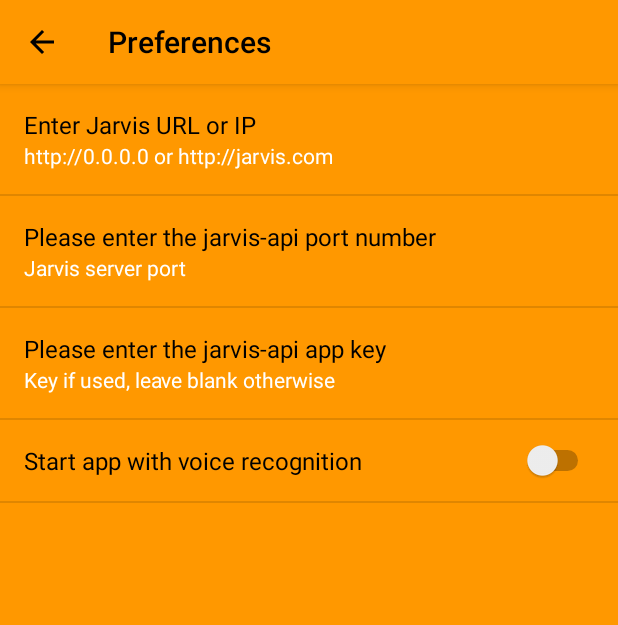
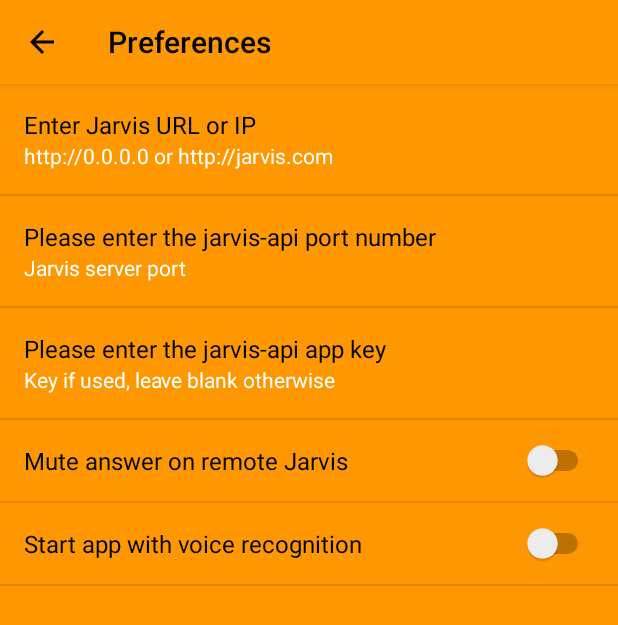
Before and after one commit to Oliv4945/jarvis-android-app, an Android app: the screen it shows after launch (MyPreferencesActivity), on a phone screen of 412 x 824 dp. Shown: the top 625 px of the screen. Run offline under Robolectric (Android 15) with nearby library versions, the phone set to English and light mode, and no system bars; our stand-ins replace Volley; 1 statement that could not run was skipped.

Commit message:
Add remote Jarvis mute option

```diff
--- a/app/src/main/java/net/iopush/jarvis/MainActivity.java
+++ b/app/src/main/java/net/iopush/jarvis/MainActivity.java
@@ -59,6 +59,7 @@ public class MainActivity extends AppCompatActivity {
     private String serverPort;
     private String serverKey;
     private Boolean sttAtStart;
+    private Boolean muteRemoteJarvis;
     private String jarvisOrder;
 
     @Override
@@ -105,6 +106,7 @@ public class MainActivity extends AppCompatActivity {
         serverPort = SP.getString("serverPort", "NA");
         serverKey = SP.getString("serverKey", "");
         sttAtStart = SP.getBoolean("sttAtStart", false);
+        muteRemoteJarvis = SP.getBoolean("muteRemoteJarvis", false);
         if (serverUrl == "NA") {
             Intent i = new Intent(this, MyPreferencesActivity.class);
             startActivity(i);
@@ -124,6 +126,7 @@ public class MainActivity extends AppCompatActivity {
         serverUrl = SP.getString("serverUrl", "NA");
         serverPort = SP.getString("serverPort", "NA");
         serverKey = SP.getString("serverKey", "");
+        muteRemoteJarvis = SP.getBoolean("muteRemoteJarvis", false);
         // Add "http;//" if it is missing, test only the first 4 characters in case of secure address
         if (!serverUrl.substring(0, 4).equals("http")) {
             serverUrl = "http://" + serverUrl;
@@ -184,6 +187,7 @@ public class MainActivity extends AppCompatActivity {
                         final JSONObject jsonBody = new JSONObject();
                         jsonBody.put("order", jarvisOrder);
                         jsonBody.put("key", serverKey);
+                        jsonBody.put("mute", muteRemoteJarvis.toString());
 
                         // Request a string response from the provided URL.
                         // TODO - Change to JSONArrayRequest if Json-api change
--- a/app/src/main/res/values/strings.xml
+++ b/app/src/main/res/values/strings.xml
@@ -11,6 +11,7 @@
     <string name="pref_serverKey_title">Please enter the jarvis-api app key</string>
     <string name="pref_serverKey_summary">Key if used, leave blank otherwise</string>
     <string name="pref_sttAtStart">Start app with voice recognition</string>
+    <string name="pref_muteRemoteJarvis">Mute answer on remote Jarvis</string>
     <string name="volleyError">Error, try again</string>
     <string name="invalidAPIKey">Invalid Jarvis-api key</string>
     <string name="missingAPIKey">Missing Jarvis-api key</string>
--- a/app/src/main/res/xml/preferences.xml
+++ b/app/src/main/res/xml/preferences.xml
@@ -22,6 +22,10 @@
         android:title="@string/pref_serverKey_title" />
     <SwitchPreference
         android:defaultValue="false"
+        android:key="muteRemoteJarvis"
+        android:title="@string/pref_muteRemoteJarvis" />
+    <SwitchPreference
+        android:defaultValue="false"
         android:key="sttAtStart"
         android:title="@string/pref_sttAtStart" />
 </PreferenceScreen>
```
Also changed, not shown: 1 other file.
